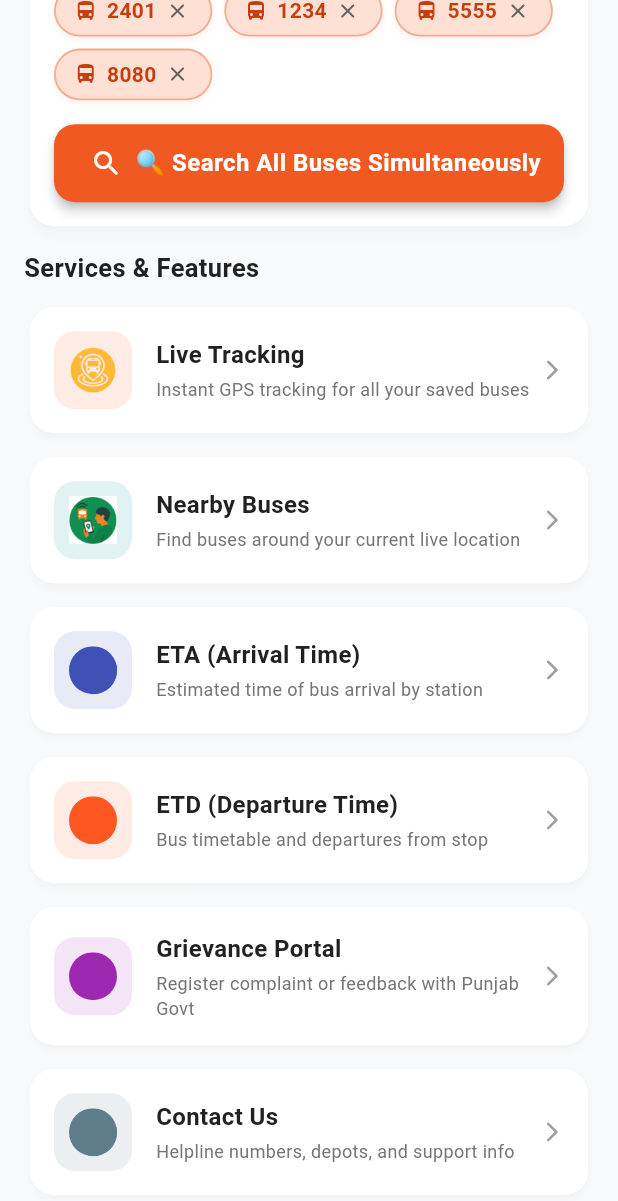
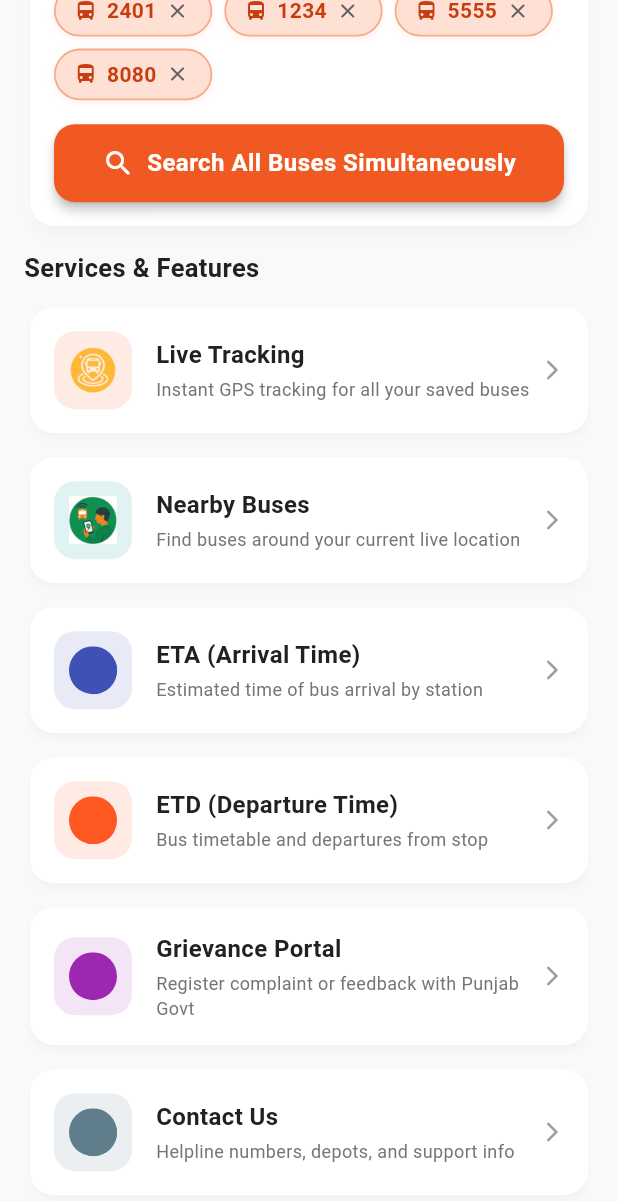
Before and after one commit to BhavneeshBanga/Punbus-modified, a Flutter app: the screen it shows after launch, scrolled down 268 dp, on a phone screen of 412 x 824 dp. Shown: the top 1201 px of the screen. Run offline on Flutter 3.47's test engine with Material 3 defaults, Android fonts, the light colour scheme and no system bars; our stand-ins replace flutter_svg, fluttertoast, geolocator, google_maps_flutter, shared_preferences.

Commit message:
added code working app

```diff
--- a/lib/pages/home_page.dart
+++ b/lib/pages/home_page.dart
@@ -1,6 +1,5 @@
 import 'package:flutter/material.dart';
 import 'package:fluttertoast/fluttertoast.dart';
-import '../models/marker_detail.dart';
 import '../services/api_service.dart';
 import '../services/bus_storage.dart';
 import '../utils/constants.dart';
@@ -303,8 +302,8 @@ class _HomePageState extends State<HomePage> {
               // PunBus Header with branding
               SliverToBoxAdapter(
                 child: CurvedHeader(
-                  title: 'PunBus Tracker',
-                  subtitle: 'Punjab Roadways & PUNBUS Live Tracking',
+                  title: 'Bus Tracker',
+                  subtitle: 'Live Bus Tracking',
                   leading: Container(
                     padding: const EdgeInsets.all(4),
                     decoration: BoxDecoration(
@@ -329,9 +328,10 @@ class _HomePageState extends State<HomePage> {
                     ),
                   ),
                   height: 180,
-                  child: Row(
-                    children: [
-                      Container(
+                  child: FittedBox(
+                    fit: BoxFit.scaleDown,
+                    alignment: Alignment.centerLeft,
+                    child: Container(
                       padding: const EdgeInsets.symmetric(horizontal: 10, vertical: 4),
                       decoration: BoxDecoration(
                         color: Colors.white.withOpacity(0.2),
@@ -349,7 +349,6 @@ class _HomePageState extends State<HomePage> {
                         ],
                       ),
                     ),
-                    ],
                   ),
                 ),
               ),
@@ -459,16 +458,19 @@ class _HomePageState extends State<HomePage> {
                                 shape: RoundedRectangleBorder(borderRadius: BorderRadius.circular(14)),
                               ),
                               onPressed: _isSearching ? null : _searchAllBuses,
+                              child: FittedBox(
+                                fit: BoxFit.scaleDown,
                                 child: Row(
-                                mainAxisAlignment: MainAxisAlignment.center,
+                                  mainAxisSize: MainAxisSize.min,
                                   children: const [
                                     Icon(Icons.search_rounded, size: 22),
                                     SizedBox(width: 8),
                                     Text(
-                                    '🔍 Search All Buses Simultaneously',
+                                      'Search All Buses Simultaneously',
                                       style: TextStyle(fontSize: 16, fontWeight: FontWeight.bold, letterSpacing: 0.3),
                                     ),
                                   ],
+                                ),
                               ),
                             ),
                           ),
--- a/lib/pages/nearby_buses_page.dart
+++ b/lib/pages/nearby_buses_page.dart
@@ -242,7 +242,7 @@ class _NearbyBusesPageState extends State<NearbyBusesPage> {
                               Text(
                                 _isLoadingLocation
                                     ? 'Acquiring GPS location...'
-                                    : '${_nearbyBuses.length} Nearby PunBus vehicles found',
+                                    : '${_nearbyBuses.length} Nearby Bhav vehicles found',
                                 style: const TextStyle(fontWeight: FontWeight.bold, fontSize: 14),
                               ),
                               const SizedBox(height: 2),
--- a/lib/utils/constants.dart
+++ b/lib/utils/constants.dart
@@ -1,7 +1,7 @@
 import 'package:flutter/material.dart';
 
 class AppConstants {
-  static const String appName = 'PunBus Tracker';
+  static const String appName = 'Bus Tracker';
   static const String baseUrl = 'https://punbus.itracking.in/punbusApp/tracker/';
   static const String username = 'punbus';
   static const String grievanceUrl = 'https://connect.punjab.gov.in/service/grievance/gr1';
--- a/pubspec.yaml
+++ b/pubspec.yaml
@@ -1,4 +1,4 @@
-name: punbustracker
+name: bhavtracker
 description: "A modified Punjab Bus Tracker app with multi-bus tracking and no captchas."
 publish_to: "none"
 version: 1.0.0+1
```
Also changed, not shown: lib/services/api_service.dart (+33 -3 lines), 8 other files. Lines whose indentation alone changed are shown as unchanged.
